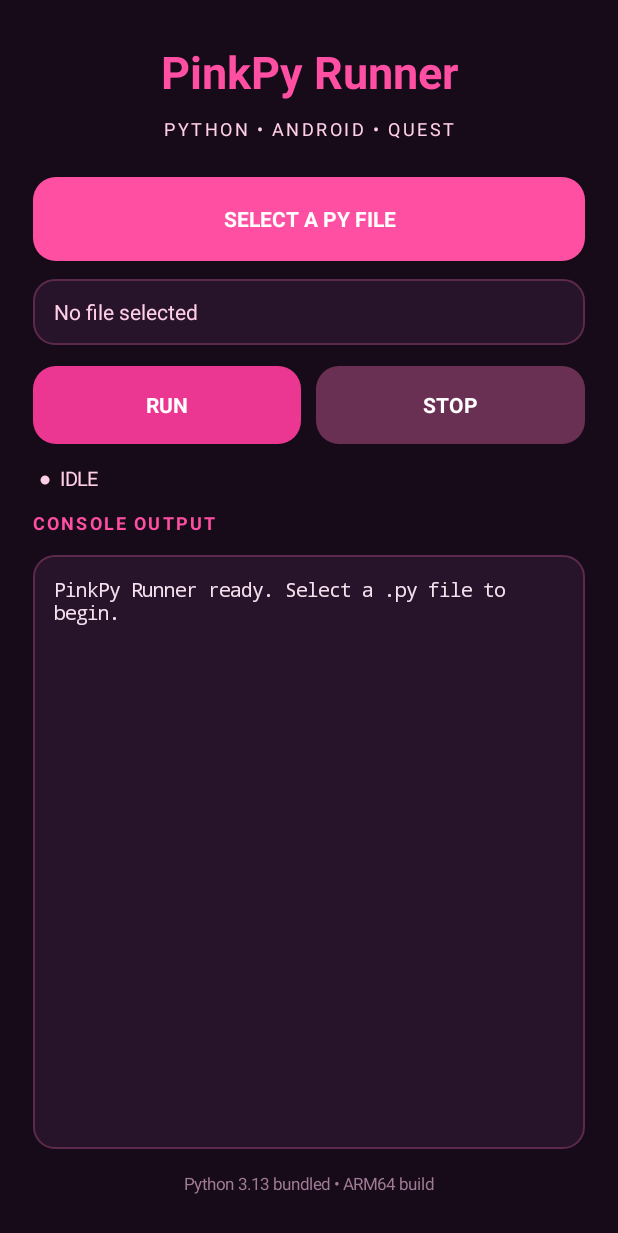
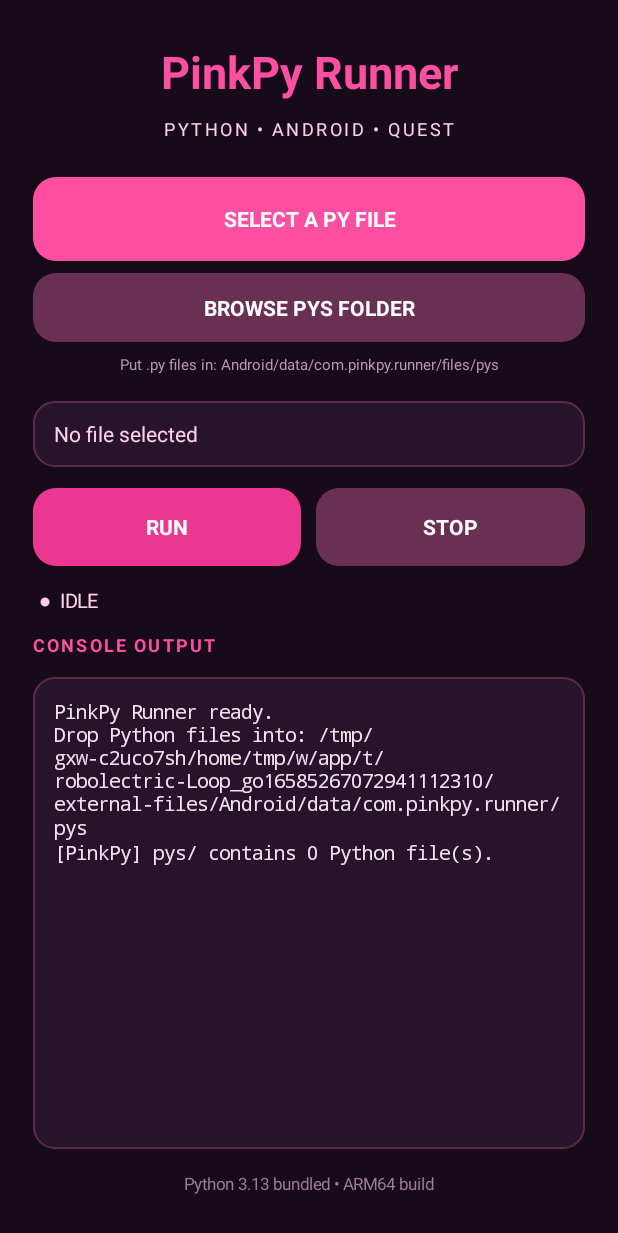
Before and after one commit to alttesttting-rgb/Py-runner-apk, an Android app: the screen it shows after launch (MainActivity), on a phone screen of 412 x 824 dp. Shown: the top 1233 px of the screen. Run offline under Robolectric (Android 15) with nearby library versions, the phone set to English and light mode, and no system bars; libraries missing offline, so code that uses them is left out: com.chaquo.python.

Commit message:
Add app-specific pys folder and script browser

```diff
--- a/PinkPyRunner/app/src/main/java/com/pinkpy/runner/MainActivity.java
+++ b/PinkPyRunner/app/src/main/java/com/pinkpy/runner/MainActivity.java
@@ -23,7 +23,8 @@ import com.chaquo.python.Python;
 import java.io.File;
 import java.io.FileOutputStream;
 import java.io.InputStream;
-import java.util.UUID;
+import java.util.Arrays;
+import java.util.Comparator;
 import java.util.concurrent.ExecutorService;
 import java.util.concurrent.Executors;
 import java.util.concurrent.atomic.AtomicBoolean;
@@ -50,8 +51,11 @@ public class MainActivity extends Activity {
     public void onCreate(Bundle state) {
         super.onCreate(state);
         executor = Executors.newSingleThreadExecutor();
+        ensurePysFolder();
         buildUi();
-        appendConsole("PinkPy Runner ready. Select a .py file to begin.\n");
+        appendConsole("PinkPy Runner ready.\n");
+        appendConsole("Drop Python files into: " + getPysFolder().getAbsolutePath() + "\n");
+        refreshPysFolder();
     }
 
     private void buildUi() {
@@ -81,6 +85,21 @@ public class MainActivity extends Activity {
         Button selectButton = makeButton("SELECT A PY FILE", PINK, Color.WHITE);
         root.addView(selectButton, new LinearLayout.LayoutParams(-1, dp(56)));
         selectButton.setOnClickListener(v -> openPicker());
+
+        Button folderButton = makeButton("BROWSE PYS FOLDER", Color.rgb(105, 48, 83), Color.WHITE);
+        LinearLayout.LayoutParams folderButtonParams = new LinearLayout.LayoutParams(-1, dp(46));
+        folderButtonParams.topMargin = dp(8);
+        root.addView(folderButton, folderButtonParams);
+        folderButton.setOnClickListener(v -> showPysFiles());
+
+        TextView folderHint = new TextView(this);
+        folderHint.setText("Put .py files in: Android/data/com.pinkpy.runner/files/pys");
+        folderHint.setTextColor(Color.rgb(190, 150, 180));
+        folderHint.setTextSize(10);
+        folderHint.setGravity(Gravity.CENTER);
+        LinearLayout.LayoutParams folderHintParams = new LinearLayout.LayoutParams(-1, dp(24));
+        folderHintParams.topMargin = dp(3);
+        root.addView(folderHint, folderHintParams);
 
         selectedLabel = new TextView(this);
         selectedLabel.setText("No file selected");
@@ -205,9 +224,9 @@ public class MainActivity extends Activity {
             return;
         }
         try {
-            File folder = new File(getFilesDir(), "selected_scripts");
-            if (!folder.exists() && !folder.mkdirs()) throw new java.io.IOException("Cannot create script folder");
-            selectedScript = new File(folder, UUID.randomUUID().toString() + ".py");
+            File folder = getPysFolder();
+            if (!folder.exists() && !folder.mkdirs()) throw new java.io.IOException("Cannot create pys folder");
+            selectedScript = new File(folder, name);
             try (InputStream input = getContentResolver().openInputStream(uri);
                  FileOutputStream output = new FileOutputStream(selectedScript)) {
                 if (input == null) throw new java.io.IOException("Unable to open selected file");
@@ -217,12 +236,60 @@ public class MainActivity extends Activity {
             }
             selectedLabel.setText(name);
             statusLabel.setText("●  FILE READY");
-            appendConsole("\n[PinkPy] Selected: " + name + "\n");
+            appendConsole("\n[PinkPy] Copied into pys/: " + name + "\n");
+            refreshPysFolder();
         } catch (Exception error) {
             selectedScript = null;
             appendConsole("[File error] " + error + "\n");
             Toast.makeText(this, "Could not read that file", Toast.LENGTH_LONG).show();
         }
+    }
+
+
+    // User-accessible app-specific folder: Android/data/<package>/files/pys
+    private File getPysFolder() {
+        File base = getExternalFilesDir(null);
+        if (base == null) base = getFilesDir();
+        return new File(base, "pys");
+    }
+
+    private void ensurePysFolder() {
+        File folder = getPysFolder();
+        if (!folder.exists()) folder.mkdirs();
+    }
+
+    private void refreshPysFolder() {
+        File folder = getPysFolder();
+        if (!folder.exists()) folder.mkdirs();
+        File[] files = folder.listFiles((dir, name) ->
+                name != null && name.toLowerCase(java.util.Locale.ROOT).endsWith(".py"));
+        int count = files == null ? 0 : files.length;
+        appendConsole("[PinkPy] pys/ contains " + count + " Python file(s).\n");
+    }
+
+    private void showPysFiles() {
+        File folder = getPysFolder();
+        if (!folder.exists()) folder.mkdirs();
+        File[] files = folder.listFiles((dir, name) ->
+                name != null && name.toLowerCase(java.util.Locale.ROOT).endsWith(".py"));
+        if (files == null || files.length == 0) {
+            Toast.makeText(this, "No .py files found in pys folder", Toast.LENGTH_LONG).show();
+            appendConsole("[PinkPy] No .py files in " + folder.getAbsolutePath() + "\n");
+            return;
+        }
+        Arrays.sort(files, Comparator.comparing(File::getName, String.CASE_INSENSITIVE_ORDER));
+        String[] names = new String[files.length];
+        for (int i = 0; i < files.length; i++) names[i] = files[i].getName();
+        new android.app.AlertDialog.Builder(this)
+                .setTitle("Choose a script from pys/")
+                .setItems(names, (dialog, which) -> {
+                    selectedScript = files[which];
+                    selectedLabel.setText(selectedScript.getName());
+                    statusLabel.setText("●  FILE READY");
+                    appendConsole("[PinkPy] Selected from pys/: " + selectedScript.getName() + "\n");
+                })
+                .setNegativeButton("CANCEL", null)
+                .show();
     }
 
     private String getDisplayName(Uri uri) {
```
